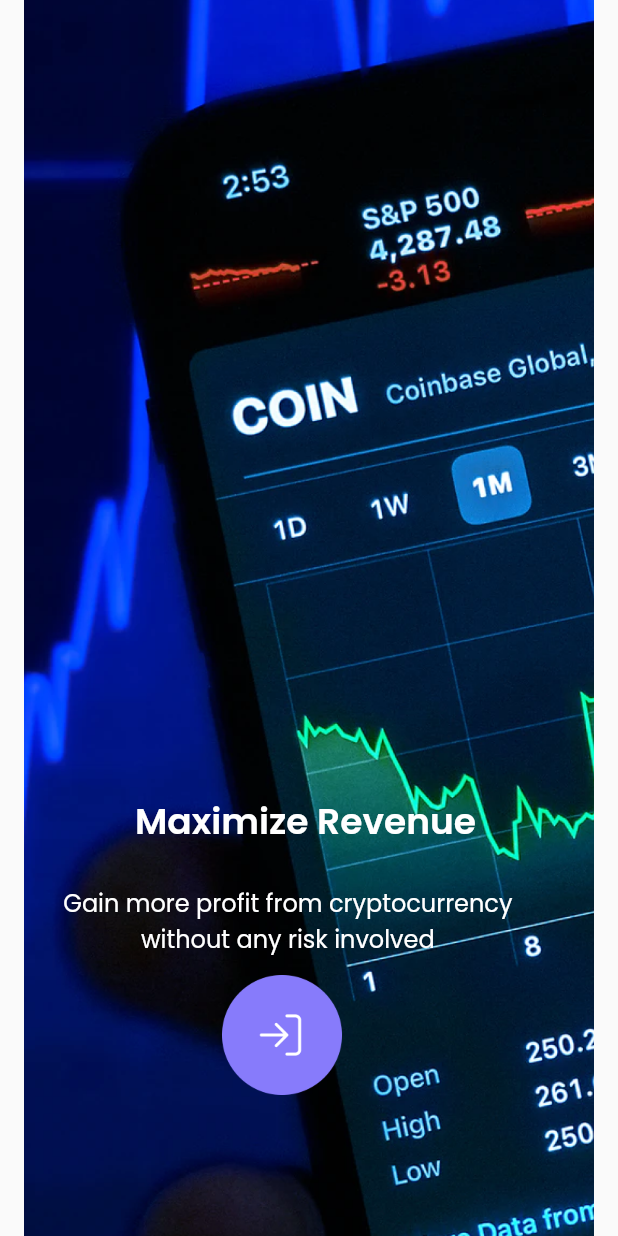
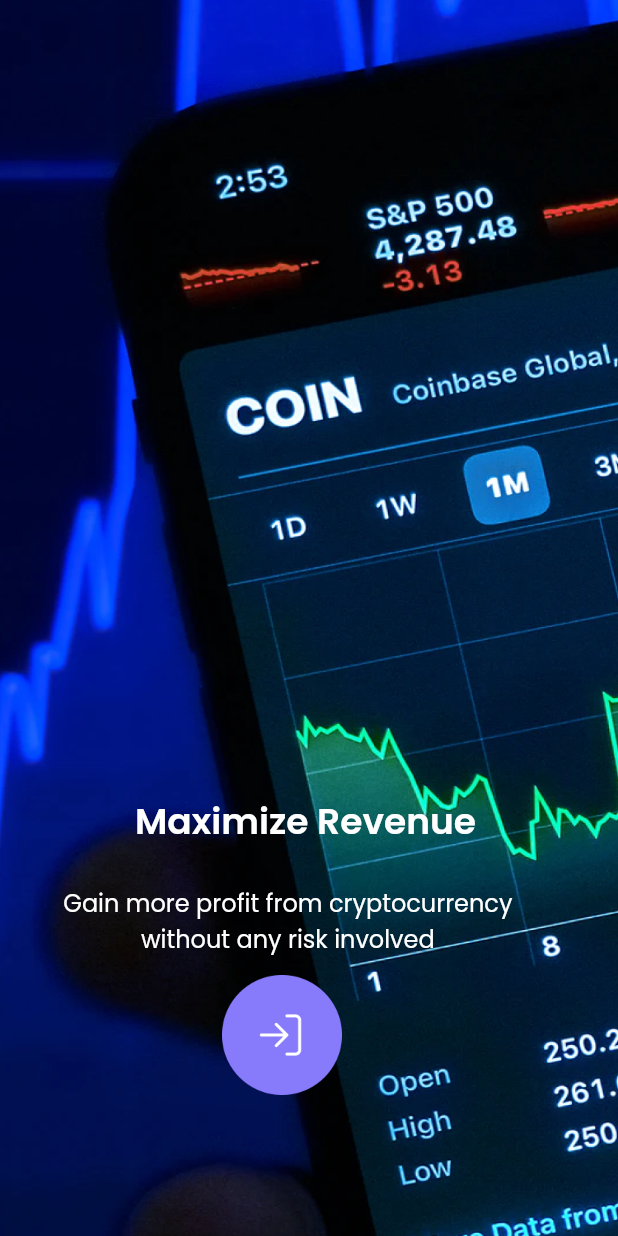
Before and after one commit to Jerry2204/Seven-Days-Flutter, a Flutter app: the screen it shows after launch, on a phone screen of 412 x 824 dp. Run offline on Flutter 3.47's test engine with Material 2 defaults, Android fonts, the phone set to English and light mode, and no system bars; our stand-ins replace google_fonts.

Commit message:
fit the background

```diff
--- a/lib/pages/first_started.dart
+++ b/lib/pages/first_started.dart
@@ -8,8 +8,10 @@ class FirstStarted extends StatelessWidget {
       body: Stack(
         children: [
           Container(
+            width: MediaQuery.of(context).size.width,
             decoration: BoxDecoration(
               image: DecorationImage(
+                fit: BoxFit.fill,
                 image: AssetImage(
                   'assets/background_started.png',
                 ),
```
